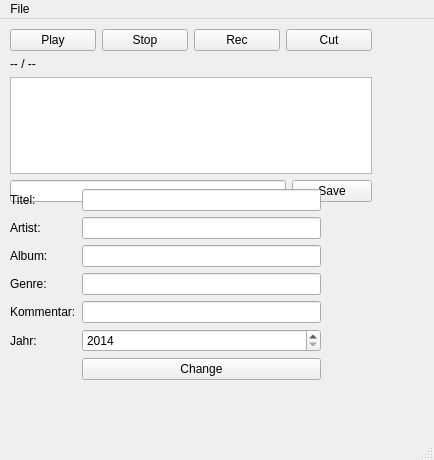
Before: the Qt Designer form ui/godi_rec.ui in quitejonny/godirec, drawn with Qt 5.
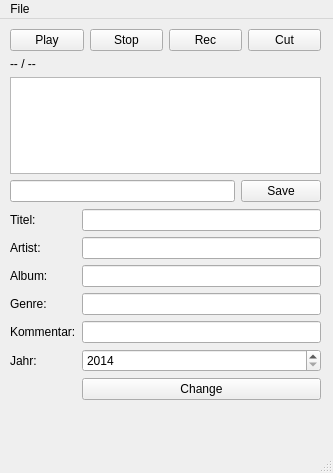
After: the same form once the commit is applied.

The edit to the form file:
```diff
--- a/ui/godi_rec.ui
+++ b/ui/godi_rec.ui
@@ -6,8 +6,8 @@
    <rect>
     <x>0</x>
     <y>0</y>
-    <width>434</width>
-    <height>460</height>
+    <width>333</width>
+    <height>473</height>
    </rect>
   </property>
   <property name="windowTitle">
@@ -19,7 +19,7 @@
      <rect>
       <x>10</x>
       <y>10</y>
-      <width>362</width>
+      <width>311</width>
       <height>173</height>
      </rect>
     </property>
@@ -86,7 +86,7 @@
     <property name="geometry">
      <rect>
       <x>10</x>
-      <y>170</y>
+      <y>190</y>
       <width>311</width>
       <height>231</height>
      </rect>
@@ -184,7 +184,7 @@
     <rect>
      <x>0</x>
      <y>0</y>
-     <width>434</width>
+     <width>333</width>
      <height>25</height>
     </rect>
    </property>
```
